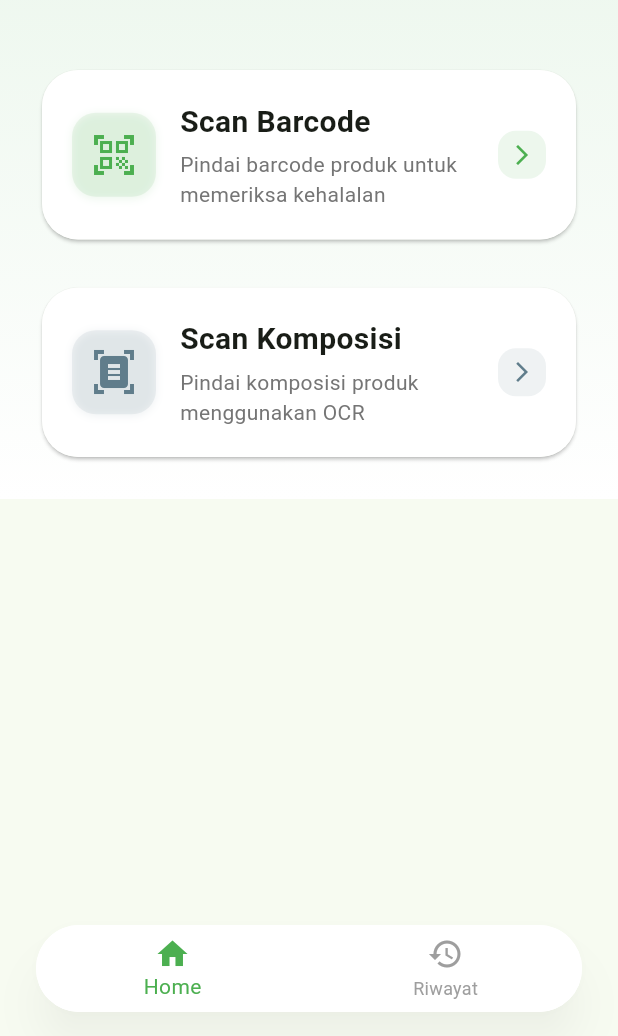
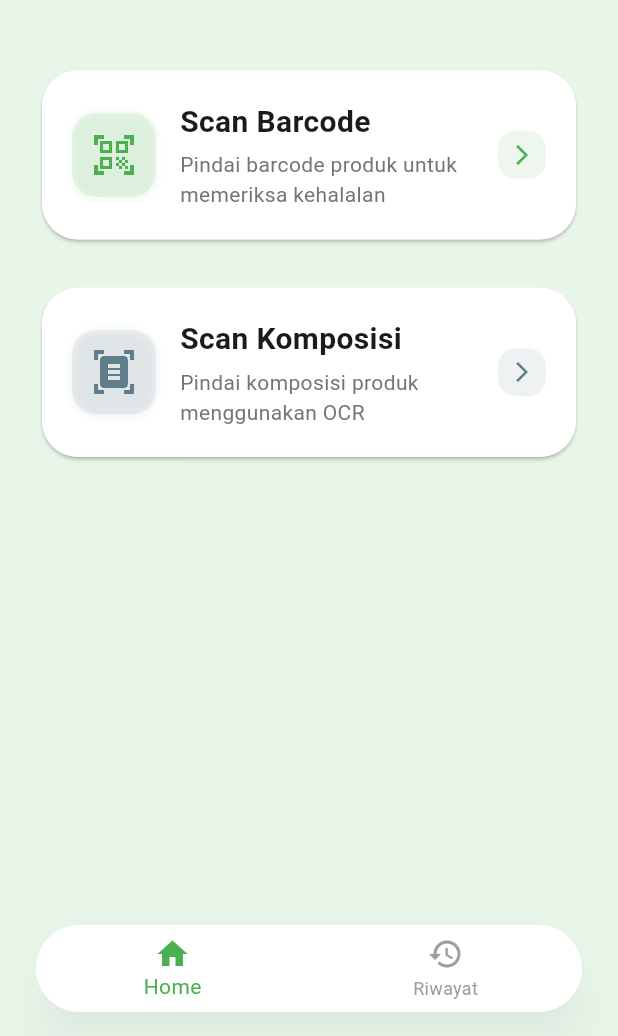
Before and after one commit to akiraraihaan/Halal_Lens, a Flutter app: the screen it shows after launch, on a phone screen of 412 x 824 dp, the part 200-1236 px from its top. Run offline on Flutter 3.47's test engine with Material 3 defaults, Android fonts, the phone set to English and light mode, and no system bars; our stand-ins replace camera, cloud_firestore, firebase_core, permission_handler, shared_preferences; missing offline and left inert: barcode_scan2, google_mlkit_text_recognition; accounts and stored records are empty.

Commit message:
feat: Standardize background color to green pastel across Home and Scan History screens

```diff
--- a/lib/screens/home_screen.dart
+++ b/lib/screens/home_screen.dart
@@ -17,6 +17,7 @@ class _HomeScreenState extends State<HomeScreen> {
   @override
   Widget build(BuildContext context) {
     return Scaffold(
+      backgroundColor: Colors.green.shade50, // hijau pastel
       body: _currentIndex == 0 ? const HomePage() : const ScanHistoryScreen(),
       bottomNavigationBar: Padding(
         padding: const EdgeInsets.only(left: 24, right: 24, bottom: 16),
@@ -30,7 +31,7 @@ class _HomeScreenState extends State<HomeScreen> {
             child: Container(
               decoration: BoxDecoration(
                 borderRadius: BorderRadius.circular(32),
-                color: Colors.white,
+                color: Colors.green.shade50, // Samakan dengan background utama
               ),
               child: BottomNavigationBar(
                 currentIndex: _currentIndex,
@@ -45,7 +46,7 @@ class _HomeScreenState extends State<HomeScreen> {
                     label: 'Riwayat',
                   ),
                 ],
-                backgroundColor: Colors.white,
+                backgroundColor: Colors.white, // Navbar tetap putih
                 elevation: 0,
                 type: BottomNavigationBarType.fixed,
                 selectedItemColor: Colors.green,
@@ -69,27 +70,17 @@ class HomePage extends StatelessWidget {
     final isTablet = screenSize.width > 600;
 
     return Scaffold(
-      extendBody: true, // Tambahkan ini agar gradient sampai ke bawah
       body: Container(
-        decoration: BoxDecoration(
-          gradient: LinearGradient(
-            begin: Alignment.topCenter,
-            end: Alignment.bottomCenter,
-            colors: [
-              Colors.green.shade50,
-              Colors.white,
-            ],
-          ),
-        ),
+        color: Colors.green.shade50, // hijau pastel
         child: SafeArea(
-          child: Stack(
+          child: Column(
+            crossAxisAlignment: CrossAxisAlignment.start,
             children: [
-              SingleChildScrollView(
+              Expanded(
                 child: Padding(
                   padding: EdgeInsets.all(isTablet ? 32.0 : 24.0),
                   child: Column(
                     crossAxisAlignment: CrossAxisAlignment.start,
-                    mainAxisAlignment: MainAxisAlignment.end, // Tambahkan ini agar konten menempel ke bawah
                     children: [
                       SizedBox(height: isTablet ? 30 : 20),
                       // Header Section
@@ -159,7 +150,8 @@ class HomePage extends StatelessWidget {
                                 ),
                                 isTablet,
                               ),
-                              SizedBox(height: isTablet ? 32 : 24),                              _buildFeatureCard(
+                              SizedBox(height: isTablet ? 32 : 24),
+                              _buildFeatureCard(
                                 context,
                                 'Scan Komposisi',
                                 'Pindai komposisi produk menggunakan OCR',
@@ -175,6 +167,7 @@ class HomePage extends StatelessWidget {
                           ),
                         ),
                       ),
+                      // Hilangkan SizedBox atau spacer di bawah
                     ],
                   ),
                 ),
--- a/lib/screens/scan_history_screen.dart
+++ b/lib/screens/scan_history_screen.dart
@@ -88,16 +88,7 @@ class _ScanHistoryScreenState extends State<ScanHistoryScreen> {
 
     return Scaffold(
       body: Container(
-        decoration: BoxDecoration(
-          gradient: LinearGradient(
-            begin: Alignment.topCenter,
-            end: Alignment.bottomCenter,
-            colors: [
-              Colors.green.shade50,
-              Colors.white,
-            ],
-          ),
-        ),
+        color: Colors.green.shade50, // hijau pastel sama dengan HomePage
         child: SafeArea(
           child: Column(
             crossAxisAlignment: CrossAxisAlignment.start,
```
